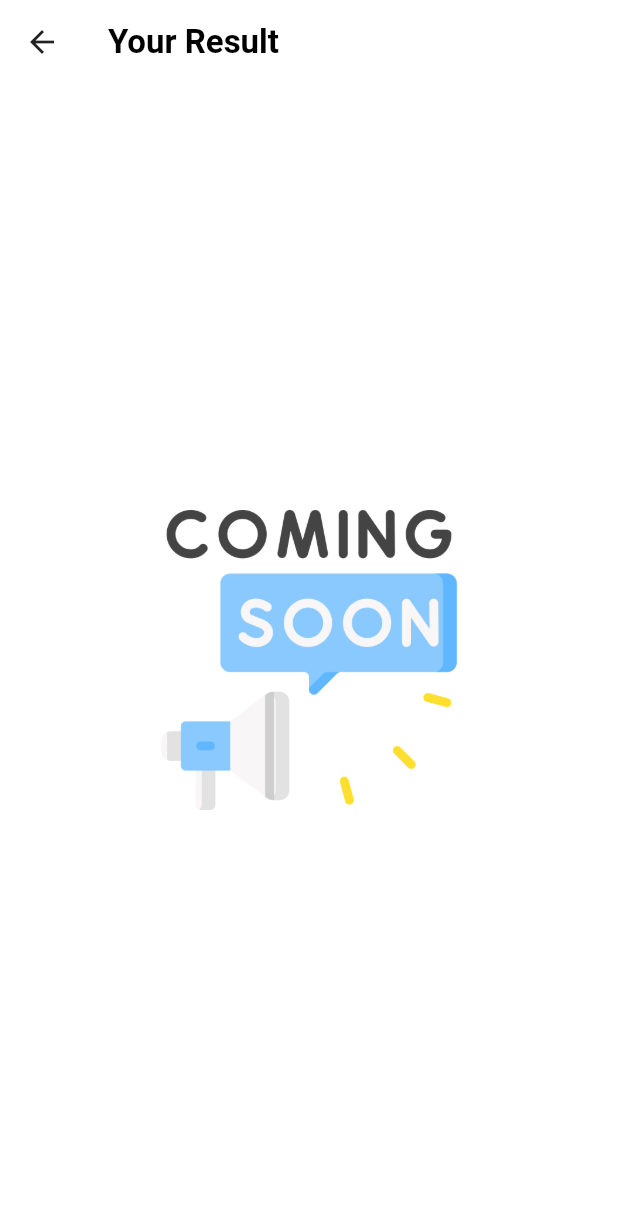
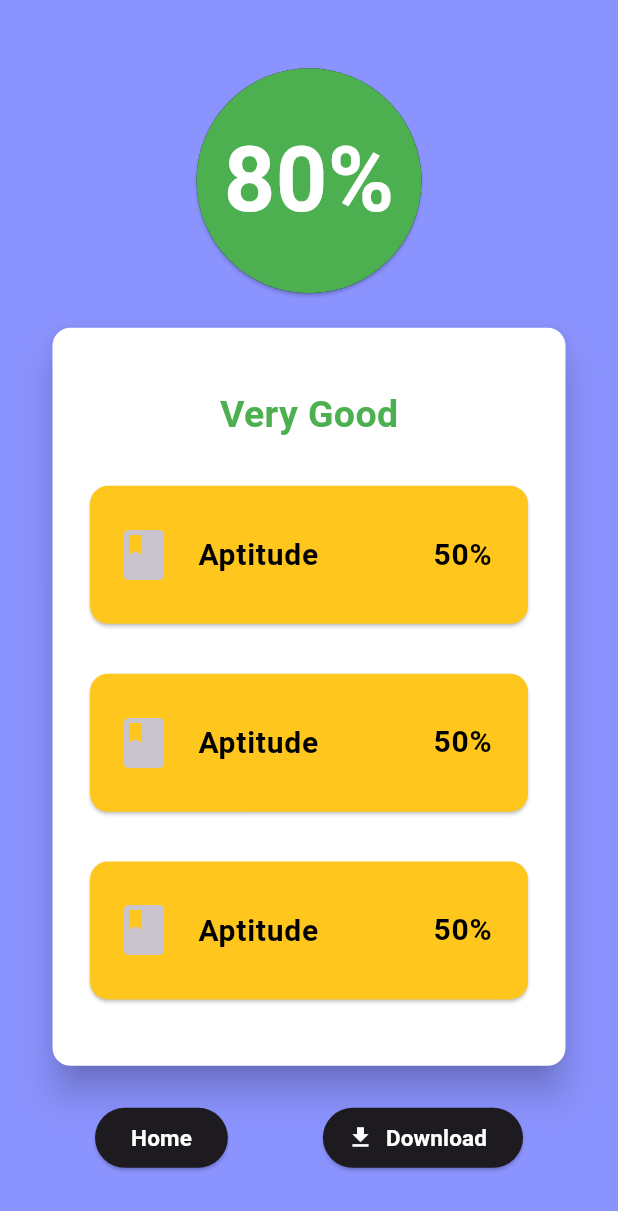
Before and after one commit to Anshuman1103/caliber_sense, a Flutter app: the ResultScreen screen opened directly, on a phone screen of 412 x 824 dp. Shown: the top 1211 px of the screen. Run offline on Flutter 3.47's test engine with Material 3 defaults, Android fonts, the phone set to English and light mode, and no system bars; our stand-ins replace flutter_riverpod, google_fonts.

Commit message:
Result screen

```diff
--- a/lib/screens/home_screen.dart
+++ b/lib/screens/home_screen.dart
@@ -1,3 +1,6 @@
+/// The `HomeScreen` class in Dart represents a screen with various test tiles for different types of tests.
+library;
+
 import 'package:caliber_sense/custom_widgets/test_tile.dart';
 import 'package:caliber_sense/widgets/quick_test.dart';
 import 'package:flutter/material.dart';
--- a/lib/screens/result_screen.dart
+++ b/lib/screens/result_screen.dart
@@ -1,24 +1,96 @@
+import 'package:caliber_sense/widgets/result_score_card.dart';
 import 'package:flutter/material.dart';
+import 'package:google_fonts/google_fonts.dart';
 
 class ResultScreen extends StatelessWidget {
   const ResultScreen({super.key});
   @override
   Widget build(BuildContext context) {
     return Scaffold(
-      appBar: AppBar(
-        title: Text(
-          'Your Result',
-          style: Theme.of(context)
-              .textTheme
-              .titleLarge!
-              .copyWith(color: Theme.of(context).colorScheme.onPrimary),
-        ),
-      ),
+      backgroundColor: Theme.of(context).colorScheme.secondary,
       body: Center(
-        child: Image.asset(
-          'assets/icons/coming-soon.png',
-          height: 200,
-          width: 200,
+        child: Column(
+          mainAxisAlignment: MainAxisAlignment.center,
+          children: [
+            Card(
+              shape: RoundedRectangleBorder(
+                  borderRadius: BorderRadius.circular(200)),
+              child: Container(
+                width: 150, // Width of the circular card
+                height:
+                    150, // Height of the circular card (equal to width for a perfect circle)
+                alignment: Alignment.center,
+                decoration: const BoxDecoration(
+                  shape: BoxShape.circle,
+                  color: Colors.green,
+                ),
+                child: Text(
+                  "80%",
+                  style: GoogleFonts.roboto(
+                      fontSize: 60,
+                      fontWeight: FontWeight.bold,
+                      color: Colors.white),
+                ),
+              ),
+            ),
+            const SizedBox(height: 15),
+            Container(
+              height: 500,
+              width: 350,
+              child: Card(
+                elevation: 10,
+                color: Theme.of(context).colorScheme.surface,
+                child: Padding(
+                  padding: const EdgeInsets.all(15),
+                  child: Column(
+                    mainAxisAlignment: MainAxisAlignment.spaceEvenly,
+                    children: [
+                      Text(
+                        "Very Good",
+                        style: GoogleFonts.roboto(
+                          fontSize: 25,
+                          fontWeight: FontWeight.bold,
+                          color: Colors.green,
+                        ),
+                      ),
+                      ResultScoreCard(),
+                      ResultScoreCard(),
+                      ResultScoreCard(),
+                    ],
+                  ),
+                ),
+              ),
+            ),
+            const SizedBox(height: 20),
+            Row(
+              mainAxisAlignment: MainAxisAlignment.spaceEvenly,
+              children: [
+                ElevatedButton(
+                  onPressed: () {},
+                  child: Text(
+                    "Home",
+                    style: GoogleFonts.roboto(
+                      fontSize: 15,
+                      fontWeight: FontWeight.bold,
+                      color: Theme.of(context).colorScheme.primary,
+                    ),
+                  ),
+                ),
+                ElevatedButton.icon(
+                  onPressed: () {},
+                  icon: Icon(Icons.download),
+                  label: Text(
+                    "Download",
+                    style: GoogleFonts.roboto(
+                      fontSize: 15,
+                      fontWeight: FontWeight.bold,
+                      color: Theme.of(context).colorScheme.primary,
+                    ),
+                  ),
+                ),
+              ],
+            )
+          ],
         ),
       ),
     );
--- /dev/null
+++ b/lib/screens/results_collection.dart
@@ -0,0 +1,26 @@
+import 'package:flutter/material.dart';
+
+class ResultsCollection extends StatelessWidget {
+  const ResultsCollection({super.key});
+  @override
+  Widget build(BuildContext context) {
+    return Scaffold(
+      appBar: AppBar(
+        title: Text(
+          'Your Result',
+          style: Theme.of(context)
+              .textTheme
+              .titleLarge!
+              .copyWith(color: Theme.of(context).colorScheme.onPrimary),
+        ),
+      ),
+      body: Center(
+        child: Image.asset(
+          'assets/icons/coming-soon.png',
+          height: 200,
+          width: 200,
+        ),
+      ),
+    );
+  }
+}
--- a/lib/screens/tab.dart
+++ b/lib/screens/tab.dart
@@ -1,6 +1,10 @@
+/// The TabScreen class in Dart represents a tabbed navigation interface with Home, Results, and Profile screens.
+library;
+
 import 'package:caliber_sense/screens/home_screen.dart';
 import 'package:caliber_sense/screens/profile_screen.dart';
 import 'package:caliber_sense/screens/result_screen.dart';
+import 'package:caliber_sense/screens/results_collection.dart';
 import 'package:flutter/material.dart';
 
 class TabScreen extends StatefulWidget {
--- a/lib/widgets/quick_test.dart
+++ b/lib/widgets/quick_test.dart
@@ -1,3 +1,6 @@
+/// The `QuickTest` class in Dart represents a widget that displays a container with text and an image, allowing users to navigate to quick test question screen upon tapping.
+library;
+
 import 'package:caliber_sense/screens/question_screen.dart';
 import 'package:flutter/material.dart';
 
--- /dev/null
+++ b/lib/widgets/result_score_card.dart
@@ -0,0 +1,40 @@
+import 'package:flutter/material.dart';
+import 'package:google_fonts/google_fonts.dart';
+
+class ResultScoreCard extends StatelessWidget {
+  const ResultScoreCard({super.key});
+  @override
+  Widget build(BuildContext context) {
+    return Container(
+      width: 300,
+      height: 100,
+      child: Card(
+        color: Color.fromARGB(255, 255, 199, 30),
+        child: Center(
+          child: ListTile(
+            leading: Icon(
+              Icons.class_,
+              size: 40,
+            ),
+            title: Text(
+              "Aptitude",
+              style: GoogleFonts.roboto(
+                fontSize: 20,
+                fontWeight: FontWeight.bold,
+                color: Theme.of(context).colorScheme.onPrimary,
+              ),
+            ),
+            trailing: Text(
+              "50%",
+              style: GoogleFonts.roboto(
+                fontSize: 20,
+                fontWeight: FontWeight.bold,
+                color: Theme.of(context).colorScheme.onPrimary,
+              ),
+            ),
+          ),
+        ),
+      ),
+    );
+  }
+}
```
